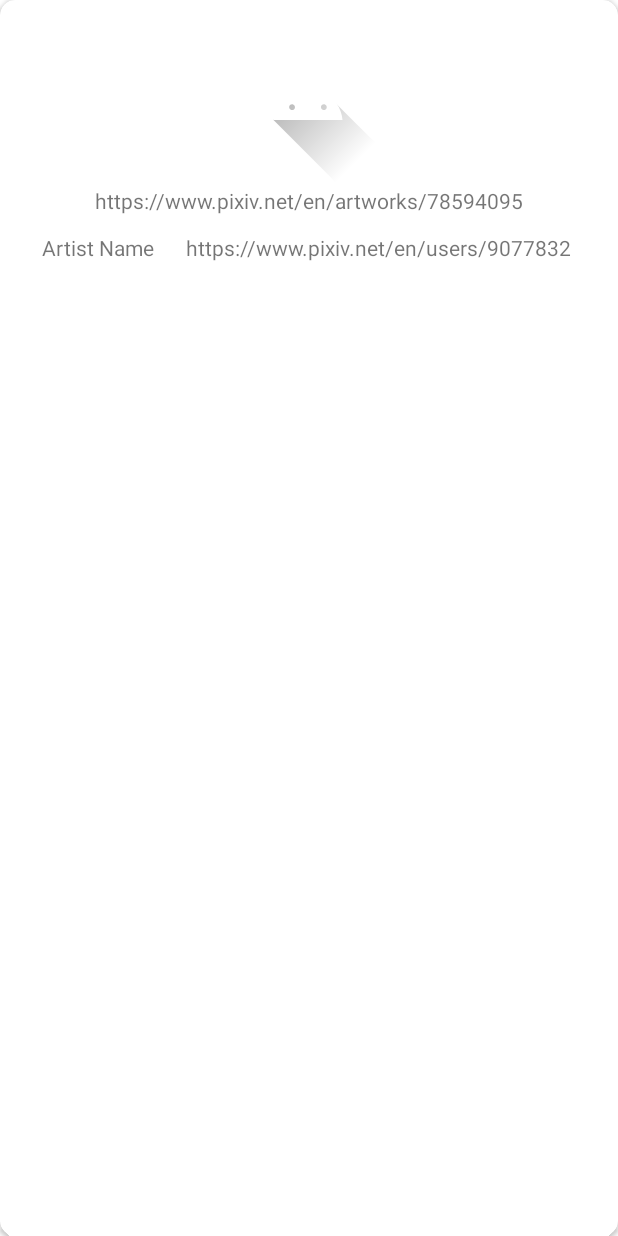
After one commit to DanGugly/AnimeApp, an Android app: the layout nekos_items.xml on its own in the app's theme, with its tools: preview values and no code run, on a phone screen of 412 x 824 dp. The commit adds this screen. Run offline under Robolectric (Android 15) with nearby library versions, the phone set to English and light mode, and no system bars.

Commit message:
Add RecyclerView for Nekos

```diff
--- a/app/build.gradle
+++ b/app/build.gradle
@@ -41,8 +41,8 @@ dependencies {
     implementation 'com.google.android.material:material:1.4.0'
     implementation 'androidx.constraintlayout:constraintlayout:2.1.2'
 
-    //Picasso
-    implementation 'com.squareup.picasso:picasso:2.71828'
+    //Glide for images
+    implementation 'com.github.bumptech.glide:glide:4.9.0'
 
     //Koin
     implementation "org.koin:koin-android:2.0.1"
--- a/app/src/main/java/com/example/aniapp/rest/NekosBestRepo.kt
+++ b/app/src/main/java/com/example/aniapp/rest/NekosBestRepo.kt
@@ -26,7 +26,7 @@ class NekosBestRepoImpl(
             val response = nekosBestAPI.getGifs()
             if (response.isSuccessful){
                 response.body()?.let {
-                    _allNekoGifs.value = UIState.SUCCESSNEKOSGIF(listOf(it))
+                    _allNekoGifs.value = UIState.SUCCESSNEKOSGIF(it.url)
                 } ?: run {_allNekoGifs.value = UIState.ERROR(Throwable("Response is null")) }
             }else{
                 _allNekoGifs.value = UIState.ERROR(Exception(response.errorBody()?.string()))
@@ -41,7 +41,7 @@ class NekosBestRepoImpl(
             val response = nekosBestAPI.getNekos()
             if (response.isSuccessful){
                 response.body()?.let {
-                    _allNekos.value = UIState.SUCCESSNEKOS(listOf(it))
+                    _allNekos.value = UIState.SUCCESSNEKOS(it.url)
                 } ?: run {_allNekos.value = UIState.ERROR(Throwable("Response is null")) }
             }else{
                 _allNekos.value = UIState.ERROR(Exception(response.errorBody()?.string()))
--- a/app/src/main/java/com/example/aniapp/utils/UIState.kt
+++ b/app/src/main/java/com/example/aniapp/utils/UIState.kt
@@ -2,10 +2,12 @@ package com.example.aniapp.utils
 
 import com.example.aniapp.model.NekoBestModels.NekoGif
 import com.example.aniapp.model.NekoBestModels.Nekos
+import com.example.aniapp.model.NekoBestModels.Url
+import com.example.aniapp.model.NekoBestModels.UrlGif
 
 sealed class UIState{
     class LOADING(val isLoading : Boolean = true) : UIState()
-    class SUCCESSNEKOS(val nekos: List<Nekos>) : UIState()
-    class SUCCESSNEKOSGIF(val nekosGif: List<NekoGif>) : UIState()
+    class SUCCESSNEKOS(val nekos: List<Url>) : UIState()
+    class SUCCESSNEKOSGIF(val nekosGif: List<UrlGif>) : UIState()
     class ERROR(val error: Throwable) : UIState()
 }
--- /dev/null
+++ b/app/src/main/res/layout/nekos_items.xml
@@ -0,0 +1,56 @@
+<?xml version="1.0" encoding="utf-8"?>
+<androidx.cardview.widget.CardView
+    xmlns:android="http://schemas.android.com/apk/res/android"
+    android:layout_width="match_parent"
+    android:layout_height="match_parent"
+    xmlns:app="http://schemas.android.com/apk/res-auto"
+    app:cardCornerRadius="10dp">
+
+    <androidx.constraintlayout.widget.ConstraintLayout
+        android:layout_width="match_parent"
+        android:layout_height="match_parent">
+
+        <ImageView
+            android:id="@+id/nekoImage"
+            android:layout_width="wrap_content"
+            android:layout_height="wrap_content"
+            android:layout_marginTop="16dp"
+            android:src="@drawable/ic_launcher_foreground"
+            app:layout_constraintEnd_toEndOf="parent"
+            app:layout_constraintHorizontal_bias="0.498"
+            app:layout_constraintStart_toStartOf="parent"
+            app:layout_constraintTop_toTopOf="parent" />
+
+        <TextView
+            android:id="@+id/artistName"
+            android:layout_width="wrap_content"
+            android:layout_height="wrap_content"
+            android:layout_marginStart="28dp"
+            android:layout_marginTop="12dp"
+            android:text="Artist Name"
+            app:layout_constraintStart_toStartOf="parent"
+            app:layout_constraintTop_toBottomOf="@+id/srcURL" />
+
+        <TextView
+            android:id="@+id/artistHref"
+            android:layout_width="wrap_content"
+            android:layout_height="wrap_content"
+            android:layout_marginTop="12dp"
+            android:text="https://www.pixiv.net/en/users/9077832"
+            app:layout_constraintEnd_toEndOf="parent"
+            app:layout_constraintHorizontal_bias="0.415"
+            app:layout_constraintStart_toEndOf="@+id/artistName"
+            app:layout_constraintTop_toBottomOf="@+id/srcURL" />
+
+        <TextView
+            android:id="@+id/srcURL"
+            android:layout_width="wrap_content"
+            android:layout_height="wrap_content"
+            android:text="https://www.pixiv.net/en/artworks/78594095"
+            app:layout_constraintEnd_toEndOf="parent"
+            app:layout_constraintStart_toStartOf="parent"
+            app:layout_constraintTop_toBottomOf="@+id/nekoImage" />
+
+    </androidx.constraintlayout.widget.ConstraintLayout>
+
+</androidx.cardview.widget.CardView>
```
Also changed, not shown: app/src/main/java/com/example/aniapp/adapter/NekosAdapter.kt (added, +58 -0 lines), app/src/main/java/com/example/aniapp/view/NekosFragment.kt (+43 -1 lines), app/src/main/res/drawable/glide_err.xml (added, +10 -0 lines), app/src/main/res/drawable/glide_fallback.xml (added, +10 -0 lines), app/src/main/res/drawable/glide_ph.xml (added, +10 -0 lines), app/src/main/res/layout/fragment_nekos.xml (+13 -0 lines).
